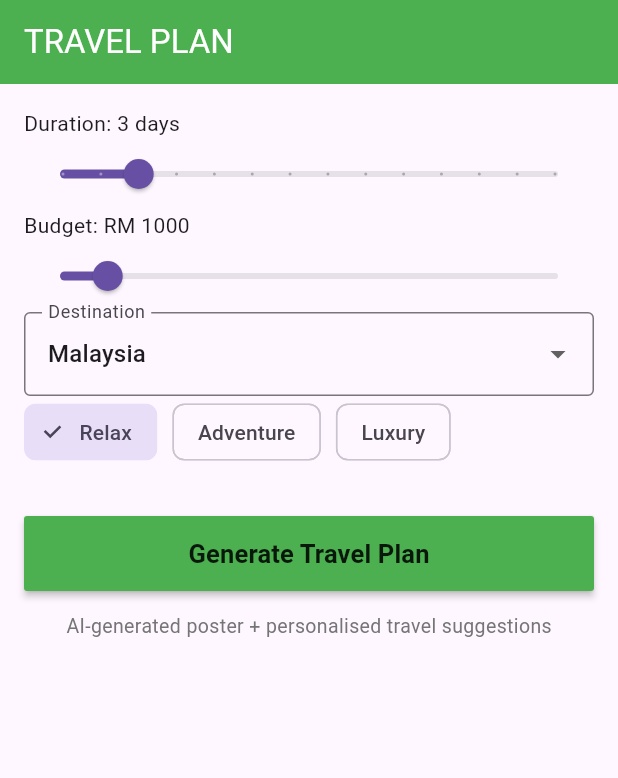
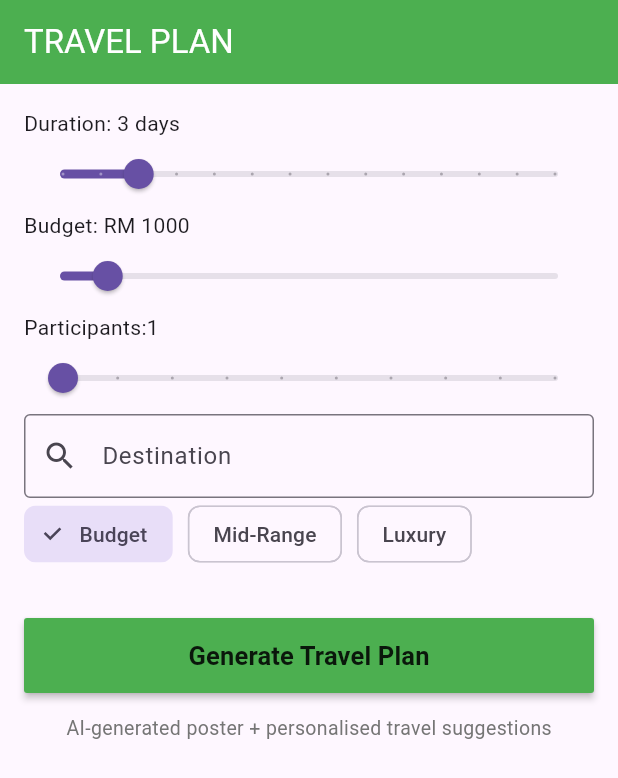
Before and after one commit to simmingjin/labassignment, a Flutter app: the screen it shows after launch, on a phone screen of 412 x 824 dp. Shown: the top 778 px of the screen. Run offline on Flutter 3.47's test engine with Material 3 defaults, Android fonts, the phone set to English and light mode, and no system bars; our stand-ins replace firebase_ai, firebase_core; accounts and stored records are empty.

Commit message:
Enhance destination selection with AutocompleteS
Replaced DropdownButton with Autocomplete for destination selection and updated initial values for selectedDestination and travelType.

```diff
--- a/lib/screen/input_section.dart
+++ b/lib/screen/input_section.dart
@@ -14,11 +14,28 @@
 }
 
 class _InputSectionState extends State<InputScreen> {
+
+   List<String> countries = [
+    "Malaysia",
+    "Singapore",
+    "Thailand",
+    "Japan",
+    "Korea",
+    "Indonesia",
+    "Vietnam",
+    "China",
+  ];
+
+
+  @override
+  // ignore: override_on_non_overriding_member
   final TextEditingController durationController = TextEditingController();
   final TextEditingController budgetController = TextEditingController();
   final TextEditingController participantsController = TextEditingController();
   final TextEditingController destinationController = TextEditingController();
   final TextEditingController traveltypeController = TextEditingController();
+
+
 
 
 final model = FirebaseAI.googleAI().generativeModel(
@@ -91,8 +108,8 @@
 double duration = 3;
 double budget = 1000;
 int participants = 1;
-String selectedDestination = "Malaysia";
- String travelType = "Relax";
+String selectedDestination = "";
+ String travelType = "Budget";
 
 
 
@@ -148,26 +165,58 @@
   ],
 ),
 
-
-DropdownButtonFormField<String>(
-  initialValue: selectedDestination,
-  items: ["Malaysia", "Japan", "Korea", "Thailand"]
-      .map((e) => DropdownMenuItem(value: e, child: Text(e)))
-      .toList(),
+Column(
+  crossAxisAlignment: CrossAxisAlignment.start,
+  children: [
+    Text("Participants:${participants.toInt()}"),
+    Slider(
+      min: 1,
+      max: 10,
+      divisions: 9,
+       value: participants.toDouble(),
+      label: participants.toString(),
       onChanged: (value) {
         setState(() {
-      selectedDestination = value!;
+          participants = value.toInt();
         });
       },
+    ),
+  ],
+),
+
+
+
+Autocomplete<String>(
+  optionsBuilder: (TextEditingValue textEditingValue) {
+    if (textEditingValue.text.isEmpty) {
+      return const Iterable<String>.empty();
+    }
+    return [ "Malaysia","Singapore","Thailand","Japan","Korea","Indonesia","Vietnam",
+    "China",]
+        .where((option) => option.toLowerCase().contains(
+              textEditingValue.text.toLowerCase(),
+            ));
+  },
+  onSelected: (String selection) {
+    selectedDestination = selection;
+  },
+  fieldViewBuilder:
+      (context, controller, focusNode, onEditingComplete) {
+    return TextField(
+      controller: controller,
+      focusNode: focusNode,
       decoration: InputDecoration(
         labelText: "Destination",
         border: OutlineInputBorder(),
+        prefixIcon: Icon(Icons.search),
       ),
+    );
+  },
 ),
 
 Wrap(
   spacing: 10,
-  children: ["Relax", "Adventure", "Luxury"]
+  children: ["Budget", "Mid-Range", "Luxury"]
       .map((type) => ChoiceChip(
             label: Text(type),
             selected: travelType == type,
```
Lines whose indentation alone changed are shown as unchanged.
